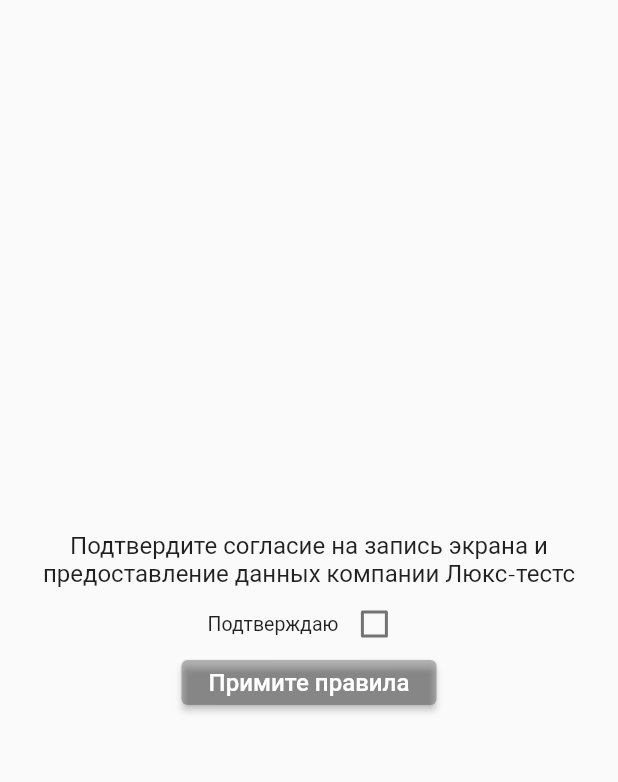
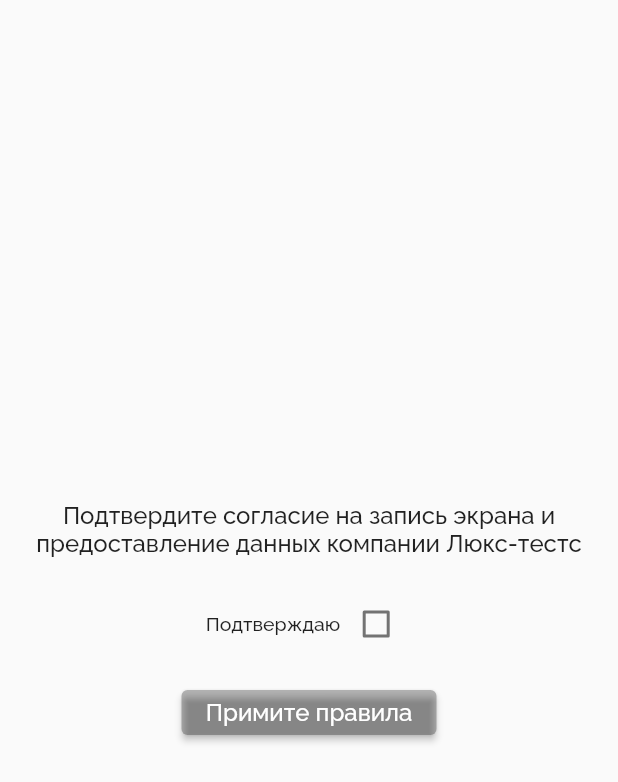
Before and after one commit to levkachev/precheck, a Flutter app: the screen it shows after launch, on a phone screen of 412 x 824 dp. Shown: the top 782 px of the screen. Run offline on Flutter 3.47's test engine with Material 2 defaults, Android fonts, the phone set to English and light mode, and no system bars; our stand-ins replace flutter_highlight, google_fonts, mvc_pattern; missing offline and left inert: code_text_field, highlight; project files that could hold a hidden picture were left out.

Commit message:
Правки UI

```diff
--- a/lib/widgets/intro_screen_widget.dart
+++ b/lib/widgets/intro_screen_widget.dart
@@ -1,7 +1,7 @@
-
 import 'package:flutter/cupertino.dart';
 import 'package:flutter/material.dart';
 import 'package:tests/widgets/test_screen_widget.dart';
+import 'package:google_fonts/google_fonts.dart';
 
 class IntroScreenWidget extends StatefulWidget {
   _IntroScreenWidgetState createState() => _IntroScreenWidgetState();
@@ -33,9 +33,7 @@ class _IntroScreenWidgetState extends State<IntroScreenWidget> {
   }
 
   void openTestScreen() {
-    Navigator.of(context).pushAndRemoveUntil(
-        _createRoute(),
-            (route) => false);
+    Navigator.of(context).pushAndRemoveUntil(_createRoute(), (route) => false);
   }
 
   @override
@@ -47,39 +45,51 @@ class _IntroScreenWidgetState extends State<IntroScreenWidget> {
           children: [
             SizedBox(
               width: 500,
-              child: Text("Подтвердите согласие на запись экрана и предоставление данных компании Люкс-тестс",
+              child: Text(
+                  "Подтвердите согласие на запись экрана и предоставление данных компании Люкс-тестс",
                   textAlign: TextAlign.center,
-                  style: const TextStyle(
-                      fontSize: 16, fontFamily: 'Public Sans')),
+                  style: GoogleFonts.raleway(
+                      textStyle: TextStyle(
+                          fontWeight: FontWeight.w500, fontSize: 16))),
+            ),
+            SizedBox(
+              height: 20,
             ),
             Row(
               crossAxisAlignment: CrossAxisAlignment.center,
               mainAxisAlignment: MainAxisAlignment.center,
               children: [
                 Text("Подтверждаю",
-                    style: const TextStyle(
-                        fontSize: 13, fontFamily: 'Public Sans')),
-                Checkbox(value: isButtonEnabled, onChanged: (value) {
+                    style: GoogleFonts.raleway(
+                        textStyle: TextStyle(
+                            fontWeight: FontWeight.w500, fontSize: 13))),
+                Checkbox(
+                    value: isButtonEnabled,
+                    onChanged: (value) {
                       isCheckboxValueChanged(value ?? false);
                     })
               ],
             ),
             SizedBox(
+              height: 20,
+            ),
+            SizedBox(
               width: 170,
               height: 30,
               child: ElevatedButton(
-                  onPressed: (){
+                onPressed: () {
                   if (isButtonEnabled) {
                     openTestScreen();
                   }
                 },
                 child: Text(isButtonEnabled ? "Далее" : "Примите правила",
-                      style: const TextStyle(
-                          fontSize: 16, fontFamily: 'Public Sans')),
+                    style: GoogleFonts.raleway(
+                        textStyle: TextStyle(
+                            fontWeight: FontWeight.w500, fontSize: 16))),
                 style: ButtonStyle(
-                backgroundColor: MaterialStateProperty.all<Color>(isButtonEnabled ? Colors.indigoAccent : Colors.black26),
-                  overlayColor:
-                  MaterialStateProperty.resolveWith((states) {
+                  backgroundColor: MaterialStateProperty.all<Color>(
+                      isButtonEnabled ? Colors.indigoAccent : Colors.black26),
+                  overlayColor: MaterialStateProperty.resolveWith((states) {
                     return Colors.transparent;
                   }),
                 ),
--- a/pubspec.yaml
+++ b/pubspec.yaml
@@ -41,6 +41,8 @@ dependencies:
 
     # http requests
   http: ^0.13.4
+
+  google_fonts: ^2.3.2
 
   # code text field
   code_text_field: ^1.0.2
```
Also changed, not shown: lib/widgets/second_screen.dart (+5 -3 lines), lib/widgets/test_screen_widget.dart (+143 -29 lines), pubspec.lock. Lines whose indentation alone changed are shown as unchanged.
